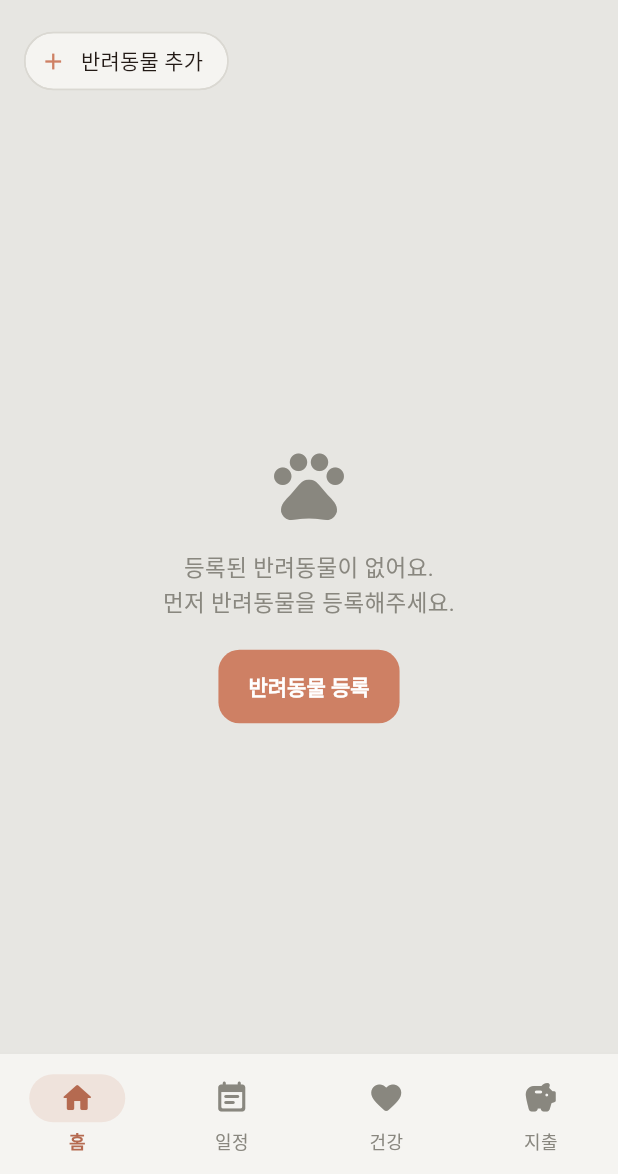
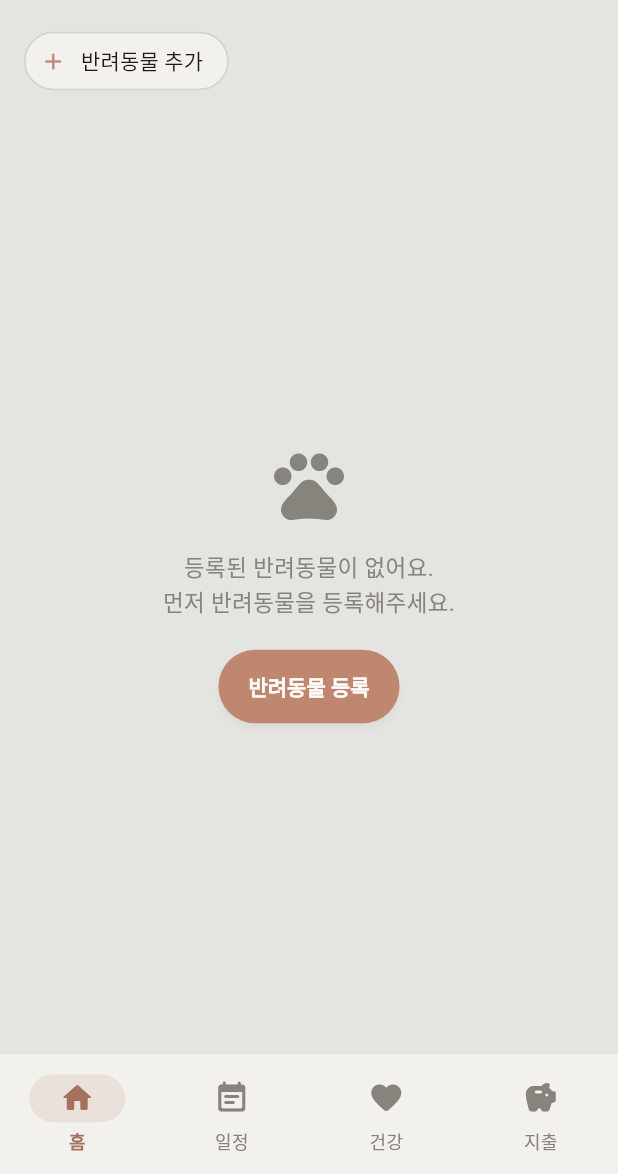
Before and after one commit to dd2-2/doglog, a Flutter app: the screen it shows after launch, on a phone screen of 412 x 824 dp, the part 62-1236 px from its top. Run offline on Flutter 3.47's test engine with Material 3 defaults, Android fonts, the phone set to English and light mode, and no system bars; our stand-ins replace drift, fl_chart, flutter_local_notifications, flutter_riverpod, image_picker, table_calendar and 1 more; accounts and stored records are empty; generated files the repository leaves out were written again.

Commit message:
feat: 진짜 뉴모피즘(이중 그림자) 카드로 전면 교체, 색상 더 무채색에 가깝게 조정
- SoftCard 위젯 신설(밝은 하이라이트+어두운 그림자 동시 적용), 모든 Card( 사용을 교체
- 배경/카드 색을 더 차가운 중립 그레이로, 코랄 포인트 채도 낮춤
- 지출 파이차트 카테고리 색도 톤다운(기존 원색 계열 → 톤다운 팔레트)
- 버튼을 알약 모양(radius 28)에 가깝게, 인풋필드 radius도 소폭 확대

```diff
--- a/lib/screens/health_screen.dart
+++ b/lib/screens/health_screen.dart
@@ -9,6 +9,7 @@ import '../providers/database_provider.dart';
 import '../providers/record_providers.dart';
 import '../theme/app_theme.dart';
 import '../widgets/empty_state.dart';
+import '../widgets/soft_card.dart';
 
 class HealthScreen extends ConsumerWidget {
   const HealthScreen({super.key});
@@ -90,7 +91,7 @@ class _WeightChart extends StatelessWidget {
     final maxY = recent.map((e) => e.weightKg).reduce((a, b) => a > b ? a : b);
     final pad = (maxY - minY).abs() < 1 ? 1.0 : (maxY - minY) * 0.2;
 
-    return Card(
+    return SoftCard(
       child: Padding(
         padding: const EdgeInsets.fromLTRB(12, 20, 20, 12),
         child: SizedBox(
@@ -137,7 +138,7 @@ class _HealthLogTile extends StatelessWidget {
 
   @override
   Widget build(BuildContext context) {
-    return Card(
+    return SoftCard(
       margin: const EdgeInsets.only(bottom: 8),
       child: ListTile(
         leading: CircleAvatar(
--- a/lib/screens/schedule_screen.dart
+++ b/lib/screens/schedule_screen.dart
@@ -9,6 +9,7 @@ import '../providers/record_providers.dart';
 import '../services/notification_service.dart';
 import '../theme/app_theme.dart';
 import '../widgets/empty_state.dart';
+import '../widgets/soft_card.dart';
 import 'schedule_form_screen.dart';
 
 class ScheduleScreen extends ConsumerStatefulWidget {
@@ -114,7 +115,7 @@ class _ScheduleCard extends ConsumerWidget {
 
   @override
   Widget build(BuildContext context, WidgetRef ref) {
-    return Card(
+    return SoftCard(
       child: ListTile(
         leading: Checkbox(
           value: false,
--- a/lib/screens/settings_screen.dart
+++ b/lib/screens/settings_screen.dart
@@ -4,6 +4,7 @@ import 'package:flutter_riverpod/flutter_riverpod.dart';
 import '../providers/database_provider.dart';
 import '../theme/app_theme.dart';
 import '../widgets/empty_state.dart';
+import '../widgets/soft_card.dart';
 import 'dog_form_screen.dart';
 
 class SettingsScreen extends ConsumerWidget {
@@ -24,7 +25,7 @@ class SettingsScreen extends ConsumerWidget {
                 separatorBuilder: (_, __) => const SizedBox(height: 8),
                 itemBuilder: (context, i) {
                   final dog = dogs[i];
-                  return Card(
+                  return SoftCard(
                     child: ListTile(
                       leading: CircleAvatar(
                         backgroundColor: AppColors.coral.withValues(alpha: 0.15),
--- a/lib/theme/app_theme.dart
+++ b/lib/theme/app_theme.dart
@@ -1,16 +1,16 @@
 import 'package:flutter/material.dart';
 
-/// 브랜드 팔레트: 완전한 화이트 대신 중립 그레이 페이퍼 톤 배경 + 소프트 그림자 카드 + 코랄 포인트
+/// 브랜드 팔레트: 완전한 화이트 대신 중립 그레이 페이퍼 톤 배경 + 이중 그림자(뉴모피즘) 카드 + 절제된 코랄 포인트
 class AppColors {
-  static const paper = Color(0xFFE7E6E2);
-  static const cardBg = Color(0xFFF5F4F1);
-  static const coral = Color(0xFFCE8064);
-  static const coralDark = Color(0xFFB56A50);
-  static const mint = Color(0xFF7FB89A);
-  static const ink = Color(0xFF37352F);
-  static const inkLight = Color(0xFF89877F);
-  static const divider = Color(0xFFDAD8D2);
-  static const shadow = Color(0x24292620);
+  static const paper = Color(0xFFE4E4E1);
+  static const cardBg = Color(0xFFF2F1EE);
+  static const coral = Color(0xFFBF8770);
+  static const coralDark = Color(0xFFA5715C);
+  static const mint = Color(0xFF8FAA9B);
+  static const ink = Color(0xFF332F2A);
+  static const inkLight = Color(0xFF87847D);
+  static const divider = Color(0xFFD7D5D0);
+  static const shadow = Color(0x1F2A2620);
 }
 
 class AppTheme {
@@ -40,9 +40,7 @@ class AppTheme {
       ),
       cardTheme: CardThemeData(
         color: AppColors.cardBg,
-        elevation: 3,
-        shadowColor: AppColors.shadow,
-        surfaceTintColor: Colors.transparent,
+        elevation: 0,
         shape: RoundedRectangleBorder(
           borderRadius: BorderRadius.circular(20),
         ),
@@ -78,10 +76,11 @@ class AppTheme {
         style: ElevatedButton.styleFrom(
           backgroundColor: AppColors.coral,
           foregroundColor: Colors.white,
-          elevation: 0,
+          elevation: 2,
+          shadowColor: AppColors.shadow,
           padding: const EdgeInsets.symmetric(vertical: 14, horizontal: 20),
           shape: RoundedRectangleBorder(
-            borderRadius: BorderRadius.circular(14),
+            borderRadius: BorderRadius.circular(28),
           ),
           textStyle: const TextStyle(fontWeight: FontWeight.w700),
         ),
@@ -90,7 +89,7 @@ class AppTheme {
         filled: true,
         fillColor: AppColors.cardBg,
         border: OutlineInputBorder(
-          borderRadius: BorderRadius.circular(14),
+          borderRadius: BorderRadius.circular(18),
           borderSide: BorderSide.none,
         ),
         contentPadding:
```
Also changed, not shown: lib/screens/expense_screen.dart (+8 -7 lines), lib/screens/home_screen.dart (+4 -3 lines), lib/widgets/soft_card.dart (added, +38 -0 lines).
